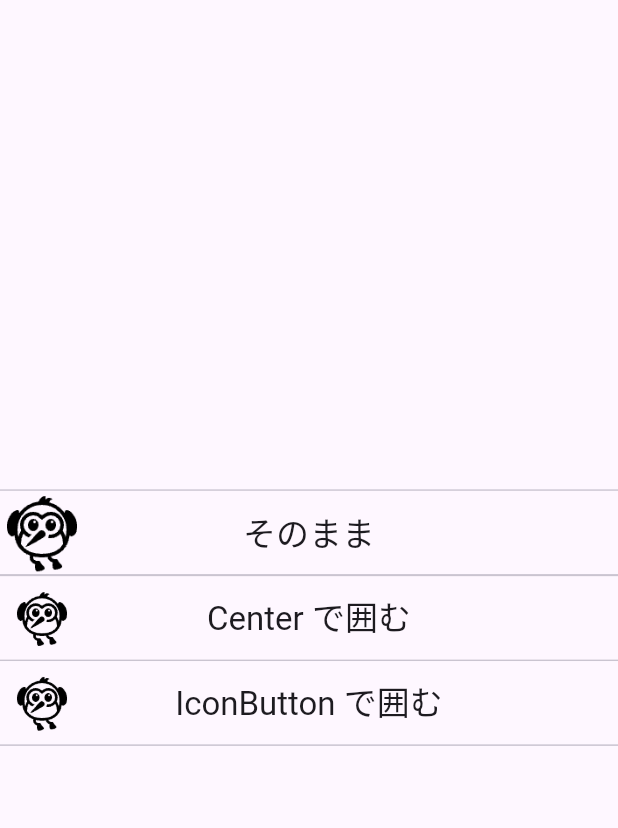
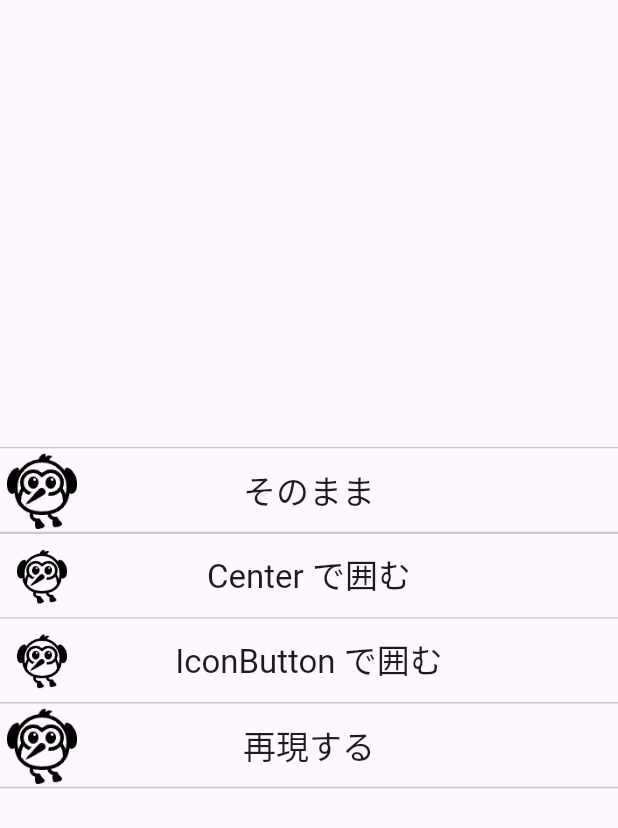
Before and after one commit to blendthink/appbar-image-size, a Flutter app: the screen it shows after launch, on a phone screen of 412 x 824 dp. Shown: the top 828 px of the screen. Run offline on Flutter 3.47's test engine with Material 3 defaults, Android fonts, the phone set to English and light mode, and no system bars.

Commit message:
add NavigationToolbar with localized title to Home widget

```diff
--- a/lib/main.dart
+++ b/lib/main.dart
@@ -65,6 +65,22 @@ class _Home extends StatelessWidget {
               ),
             ),
             divider,
+            ConstrainedBox(
+              constraints: BoxConstraints(maxHeight: kToolbarHeight),
+              child: NavigationToolbar(
+                leading: ConstrainedBox(
+                  constraints: BoxConstraints.tightFor(width: kToolbarHeight),
+                  child: image,
+                ),
+                middle: Text(
+                  '再現する',
+                  style: Theme.of(context).textTheme.titleLarge,
+                ),
+                centerMiddle: true,
+                middleSpacing: NavigationToolbar.kMiddleSpacing,
+              ),
+            ),
+            divider,
           ],
         ),
       ),
```
